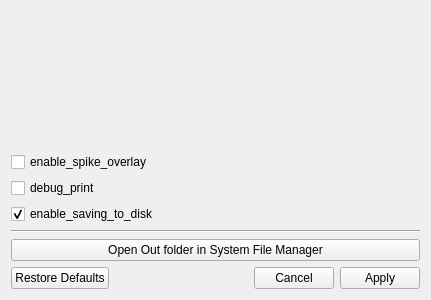
This is src/pyphoplacecellanalysis/GUI/Qt/FigureFormatConfigControls/FigureFormatConfigControls.ui in CommanderPho/pyPhoPlaceCellAnalysis as Qt 5 draws it before an edit. The edited form follows.
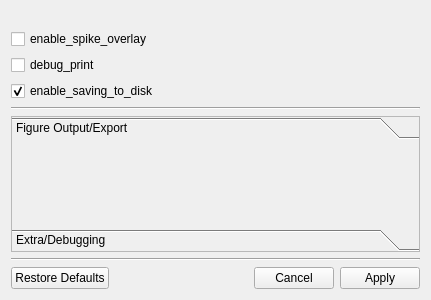
This is the edited form. Custom widgets are drawn as their Qt base class.

What changed in the file:
```diff
--- a/src/pyphoplacecellanalysis/GUI/Qt/FigureFormatConfigControls/FigureFormatConfigControls.ui
+++ b/src/pyphoplacecellanalysis/GUI/Qt/FigureFormatConfigControls/FigureFormatConfigControls.ui
@@ -55,9 +55,136 @@
     </widget>
    </item>
    <item>
-    <widget class="QPushButton" name="pushButton">
-     <property name="text">
-      <string>Open Out folder in System File Manager</string>
+    <widget class="QToolBox" name="toolBox">
+     <property name="sizePolicy">
+      <sizepolicy hsizetype="Expanding" vsizetype="Preferred">
+       <horstretch>1</horstretch>
+       <verstretch>0</verstretch>
+      </sizepolicy>
+     </property>
+     <property name="frameShape">
+      <enum>QFrame::StyledPanel</enum>
+     </property>
+     <property name="frameShadow">
+      <enum>QFrame::Sunken</enum>
+     </property>
+     <property name="lineWidth">
+      <number>2</number>
+     </property>
+     <property name="midLineWidth">
+      <number>1</number>
+     </property>
+     <property name="currentIndex">
+      <number>0</number>
+     </property>
+     <widget class="QWidget" name="page_figExport">
+      <property name="geometry">
+       <rect>
+        <x>0</x>
+        <y>0</y>
+        <width>411</width>
+        <height>46</height>
+       </rect>
+      </property>
+      <property name="sizePolicy">
+       <sizepolicy hsizetype="Expanding" vsizetype="Preferred">
+        <horstretch>1</horstretch>
+        <verstretch>0</verstretch>
+       </sizepolicy>
+      </property>
+      <attribute name="label">
+       <string>Figure Output/Export</string>
+      </attribute>
+      <widget class="QWidget" name="">
+       <property name="geometry">
+        <rect>
+         <x>1</x>
+         <y>2</y>
+         <width>411</width>
+         <height>51</height>
+        </rect>
+       </property>
+       <layout class="QVBoxLayout" name="verticalLayout_3">
+        <item>
+         <widget class="InlineFilesystemPathSelectWidget" name="filepkr_FigureOutputPath" native="true">
+          <property name="sizePolicy">
+           <sizepolicy hsizetype="Expanding" vsizetype="Preferred">
+            <horstretch>1</horstretch>
+            <verstretch>0</verstretch>
+           </sizepolicy>
+          </property>
+         </widget>
+        </item>
+        <item>
+         <widget class="InlineFilesystemPathSelectWidget" name="filepkr_ProgrammaticDisplayFcnOutputPath" native="true">
+          <property name="sizePolicy">
+           <sizepolicy hsizetype="Expanding" vsizetype="Preferred">
+            <horstretch>1</horstretch>
+            <verstretch>0</verstretch>
+           </sizepolicy>
+          </property>
+         </widget>
+        </item>
+       </layout>
+      </widget>
+     </widget>
+     <widget class="QWidget" name="page_debugging">
+      <property name="geometry">
+       <rect>
+        <x>0</x>
+        <y>0</y>
+        <width>411</width>
+        <height>46</height>
+       </rect>
+      </property>
+      <property name="sizePolicy">
+       <sizepolicy hsizetype="Expanding" vsizetype="Preferred">
+        <horstretch>1</horstretch>
+        <verstretch>0</verstretch>
+       </sizepolicy>
+      </property>
+      <attribute name="label">
+       <string>Extra/Debugging</string>
+      </attribute>
+      <widget class="QWidget" name="gridLayoutWidget">
+       <property name="geometry">
+        <rect>
+         <x>10</x>
+         <y>0</y>
+         <width>401</width>
+         <height>131</height>
+        </rect>
+       </property>
+       <layout class="QGridLayout" name="gridLayout">
+        <item row="1" column="0">
+         <widget class="QTextBrowser" name="textBrowser"/>
+        </item>
+        <item row="2" column="0">
+         <widget class="QPushButton" name="pushButton_2">
+          <property name="text">
+           <string>PushButton</string>
+          </property>
+         </widget>
+        </item>
+        <item row="0" column="0">
+         <widget class="FilesystemPathLineEdit" name="lineEdit">
+          <property name="text">
+           <string>C:\Users\pho\repos\PhoPy3DPositionAnalysis2021\EXTERNAL\Screenshots\ProgrammaticDisplayFunctionTesting</string>
+          </property>
+          <property name="clearButtonEnabled">
+           <bool>true</bool>
+          </property>
+         </widget>
+        </item>
+       </layout>
+      </widget>
+     </widget>
+    </widget>
+   </item>
+   <item>
+    <widget class="Line" name="line_2">
+     <property name="orientation">
+      <enum>Qt::Horizontal</enum>
      </property>
     </widget>
    </item>
@@ -81,6 +208,17 @@
     <slot>on_update_values()</slot>
    </slots>
   </customwidget>
+  <customwidget>
+   <class>InlineFilesystemPathSelectWidget</class>
+   <extends>QWidget</extends>
+   <header location="global">pyphocorehelpers.gui.Qt.InlineFilesystemPathSelectWidget.InlineFilesystemPathSelectWidget</header>
+   <container>1</container>
+  </customwidget>
+  <customwidget>
+   <class>FilesystemPathLineEdit</class>
+   <extends>QLineEdit</extends>
+   <header location="global">pyphocorehelpers.gui.Qt.InlineFilesystemPathSelectWidget.FilesystemPathLineEdit</header>
+  </customwidget>
  </customwidgets>
  <resources/>
  <connections>
```
